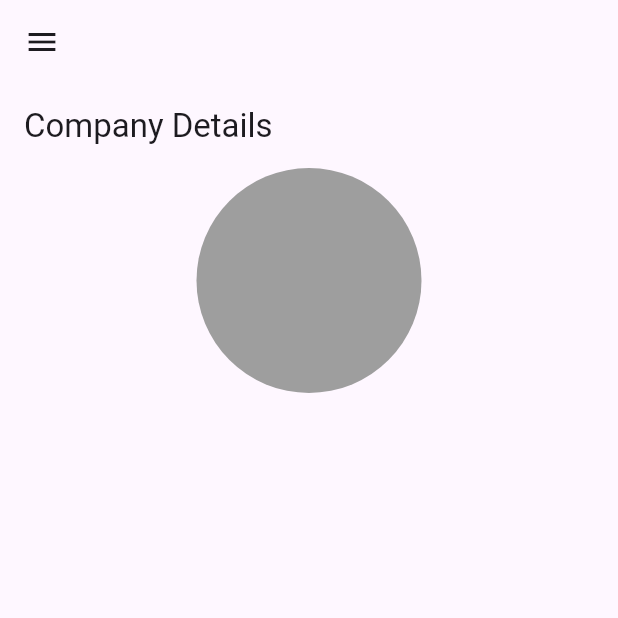
After one commit to siiimaay/tracikfy, a Flutter app: the CompanyDetailView screen opened by its route, on a phone screen of 412 x 824 dp, the top half of it. The commit adds this screen. Run offline on Flutter 3.47's test engine with Material 3 defaults, Android fonts, the phone set to English and light mode, and no system bars; our stand-ins replace bloc, equatable, flutter_bloc, go_router, google_fonts.

Commit message:
add company details view

```diff
--- a/lib/config/router/router_config.dart
+++ b/lib/config/router/router_config.dart
@@ -3,6 +3,8 @@
 import 'package:trackify/features/dashboard/presentation/dashboard_view.dart';
 import 'package:flutter/material.dart';
 import 'package:go_router/go_router.dart';
+
+import '../../features/company/presentation/company_details_view.dart';
 
 class AppRouterConfig {
   static final _instance = AppRouterConfig._internal();
@@ -36,7 +38,13 @@
                   },
                 ),
                 GoRoute(
+                    path: CompanyDetailView.route,
+                    builder: (context, state) {
+                      return const CompanyDetailView();
+                    }),
+                GoRoute(
                   path: CompanyView.route,
+
                   builder: (context, state) {
                     return const CompanyView();
                   },
--- /dev/null
+++ b/lib/features/company/presentation/company_details_view.dart
@@ -0,0 +1,22 @@
+import 'package:flutter/material.dart';
+
+class CompanyDetailView extends StatelessWidget {
+  static const route = "/company_detail_view";
+
+  const CompanyDetailView({super.key});
+
+  @override
+  Widget build(BuildContext context) {
+    return Scaffold(
+      appBar: AppBar(
+        title: const Text("Company Details"),
+      ),
+      body: const Column(
+        crossAxisAlignment: CrossAxisAlignment.center,
+        children: [
+          Center(child: CircleAvatar(maxRadius: 75,backgroundColor: Colors.grey,))
+        ],
+      ),
+    );
+  }
+}
--- a/lib/features/dashboard/presentation/widgets/drawer_view.dart
+++ b/lib/features/dashboard/presentation/widgets/drawer_view.dart
@@ -54,8 +54,6 @@
                         onTap: () {
                           context.read<DashboardCubit>().updateSelection(1);
                           context.go(CandidateView.route);
-                         // drawerKey.currentState?.closeDrawer();
-
                         },
                         prefix: const Icon(Icons.people_outline),
                       ),
```
Also changed, not shown: lib/features/company/presentation/widgets/detail_item.dart (added, +45 -0 lines), lib/features/dashboard/presentation/widgets/frame_widget.dart (+8 -1 lines).
